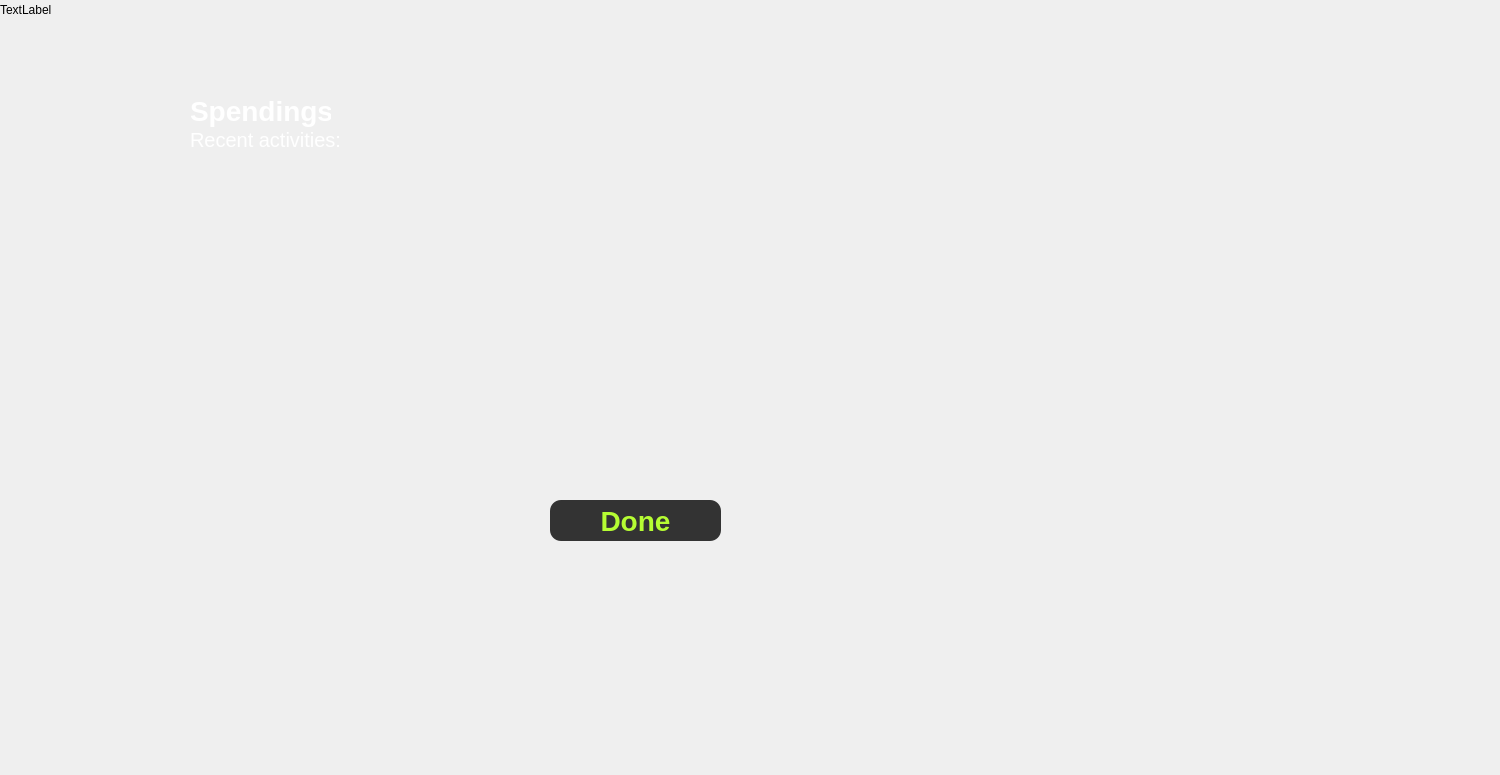
The window that Celery/dashboard_spendings.ui (codingburgas/finance-challenge-celery) describes before a commit, drawn with Qt 5.
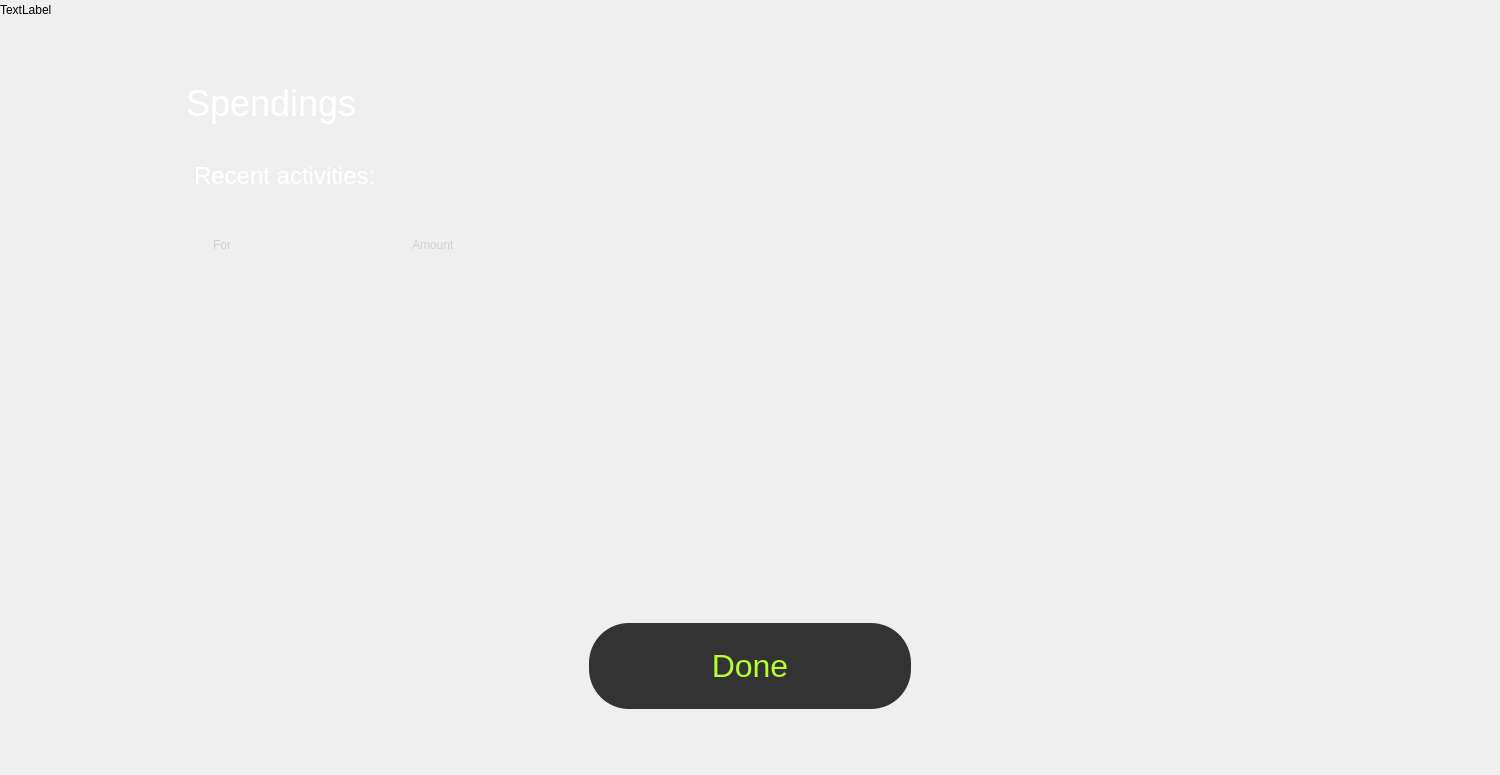
The same window after the commit.

Commit message: Fix the design of spendings, new Balance and budget and link buttons.

```diff
--- a/Celery/dashboard_spendings.ui
+++ b/Celery/dashboard_spendings.ui
@@ -29,16 +29,16 @@
   <widget class="QLabel" name="spendingsText">
    <property name="geometry">
     <rect>
-     <x>190</x>
-     <y>90</y>
-     <width>141</width>
-     <height>41</height>
+     <x>186</x>
+     <y>82</y>
+     <width>258</width>
+     <height>43</height>
     </rect>
    </property>
    <property name="styleSheet">
     <string notr="true">color: rgb(255, 255, 255);
-font: bold;
-font-size: 28px;</string>
+weight: 500;
+font-size: 36px;</string>
    </property>
    <property name="text">
     <string>Spendings</string>
@@ -47,17 +47,17 @@
   <widget class="QPushButton" name="doneButton">
    <property name="geometry">
     <rect>
-     <x>550</x>
-     <y>500</y>
-     <width>171</width>
-     <height>41</height>
+     <x>589</x>
+     <y>623</y>
+     <width>322</width>
+     <height>86</height>
     </rect>
    </property>
    <property name="styleSheet">
     <string notr="true">background-color: rgb(51, 51, 51);
-border-radius: 11px;
-font-size: 28px;
-font: bold;
+border-radius: 40px;
+font-size: 32px;
+weight: 700;
 color: rgb(182, 253, 51);</string>
    </property>
    <property name="text">
@@ -67,20 +67,57 @@
   <widget class="QLabel" name="recent_activities">
    <property name="geometry">
     <rect>
-     <x>190</x>
-     <y>130</y>
-     <width>161</width>
-     <height>20</height>
+     <x>194</x>
+     <y>154</y>
+     <width>273</width>
+     <height>44</height>
     </rect>
    </property>
    <property name="styleSheet">
     <string notr="true">color: rgb(255, 255, 255);
-font-size: 20px;</string>
+font-size: 24px;
+weight: 300;</string>
    </property>
    <property name="text">
     <string>Recent activities:</string>
    </property>
   </widget>
+  <widget class="QLabel" name="for_spendings">
+   <property name="geometry">
+    <rect>
+     <x>213</x>
+     <y>227</y>
+     <width>36</width>
+     <height>36</height>
+    </rect>
+   </property>
+   <property name="styleSheet">
+    <string notr="true">color: rgb(207, 207, 207);
+font-size: 24 px;
+weight: 300;</string>
+   </property>
+   <property name="text">
+    <string>For</string>
+   </property>
+  </widget>
+  <widget class="QLabel" name="amount_spendings">
+   <property name="geometry">
+    <rect>
+     <x>412</x>
+     <y>227</y>
+     <width>95</width>
+     <height>36</height>
+    </rect>
+   </property>
+   <property name="styleSheet">
+    <string notr="true">color: rgb(207, 207, 207);
+font-size: 24 px;
+weight: 300;</string>
+   </property>
+   <property name="text">
+    <string>Amount</string>
+   </property>
+  </widget>
  </widget>
  <resources/>
  <connections/>
```
The commit also changes 9 other files.
